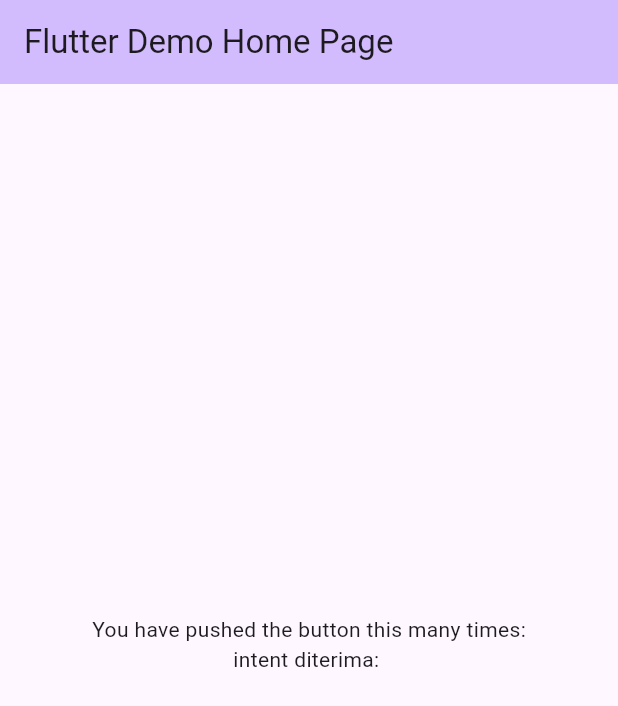
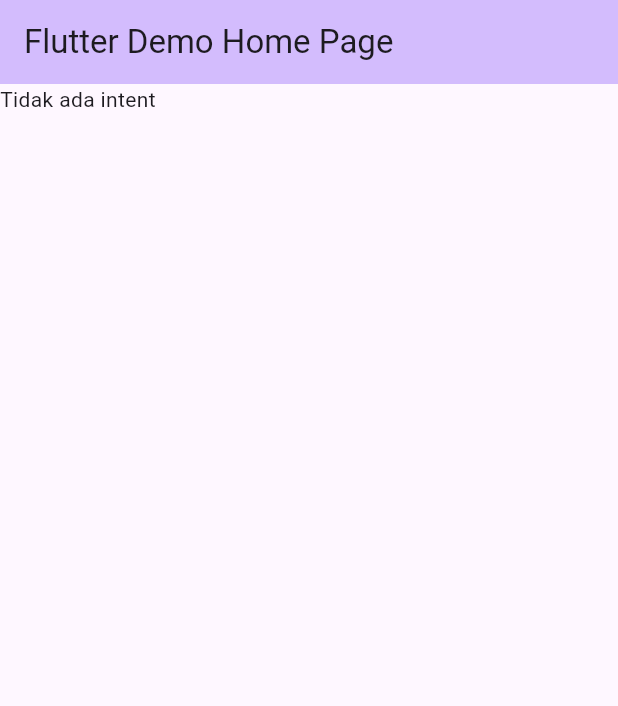
Before and after one commit to indrasa/flutter_receive_sharing_intent_implementation, a Flutter app: the screen it shows after launch, on a phone screen of 412 x 824 dp. Shown: the top 706 px of the screen. Run offline on Flutter 3.47's test engine with Material 3 defaults, Android fonts, the phone set to English and light mode, and no system bars; missing offline and left inert: receive_sharing_intent.

Commit message:
tentukan halaman berdasarkan intent

```diff
--- /dev/null
+++ b/lib/TidakAdaIntent.dart
@@ -0,0 +1,10 @@
+import 'package:flutter/material.dart';
+
+class Tidakadaintent extends StatelessWidget {
+  const Tidakadaintent({super.key});
+
+  @override
+  Widget build(BuildContext context) {
+    return const Text("Tidak ada intent");
+  }
+}
--- a/lib/main.dart
+++ b/lib/main.dart
@@ -1,6 +1,8 @@
 import 'dart:async';
 
 import 'package:flutter/material.dart';
+import 'package:flutter_receive_sharing_intent_implementation/AdaIntent.dart';
+import 'package:flutter_receive_sharing_intent_implementation/TidakAdaIntent.dart';
 import 'package:receive_sharing_intent/receive_sharing_intent.dart';
 
 void main() {
@@ -35,6 +37,7 @@ class MyHomePage extends StatefulWidget {
 class _MyHomePageState extends State<MyHomePage> {
   late StreamSubscription _intentSub;
   final _sharedFiles = <SharedMediaFile>[];
+  String? sharedTextYangDidapatkanDariIntent;
 
   @override
   void initState() {
@@ -77,26 +80,17 @@ class _MyHomePageState extends State<MyHomePage> {
     for (var x in _sharedFiles) {
       print("hasilnya adalah");
       print(x.path);
+      sharedTextYangDidapatkanDariIntent = x.path;
     }
+
     return Scaffold(
       appBar: AppBar(
         backgroundColor: Theme.of(context).colorScheme.inversePrimary,
         title: Text(widget.title),
       ),
-      body: Center(
-        child: Column(
-          mainAxisAlignment: MainAxisAlignment.center,
-          children: <Widget>[
-            const Text(
-              'You have pushed the button this many times:',
-            ),
-            const Text("intent diterima: "),
-            Text(_sharedFiles
-                .map((f) => f.toMap())
-                .join(",\n****************\n")),
-          ],
-        ),
-      ),
+      body: sharedTextYangDidapatkanDariIntent == null
+          ? const Tidakadaintent()
+          : Adaintent(sharedText: sharedTextYangDidapatkanDariIntent!),
     );
   }
 }
```
Also changed, not shown: lib/AdaIntent.dart (added, +20 -0 lines), lib/satu.dart (added, +10 -0 lines).
